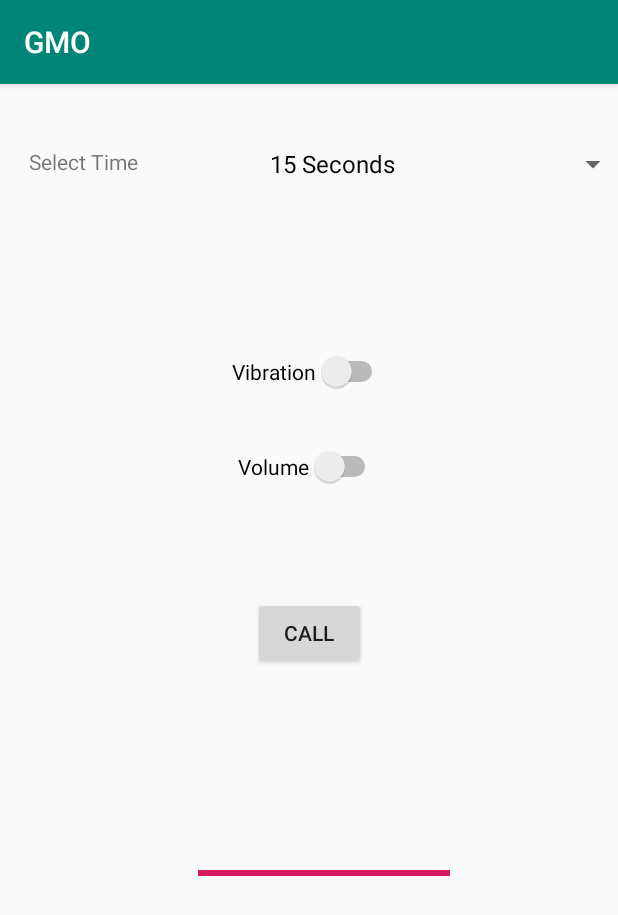
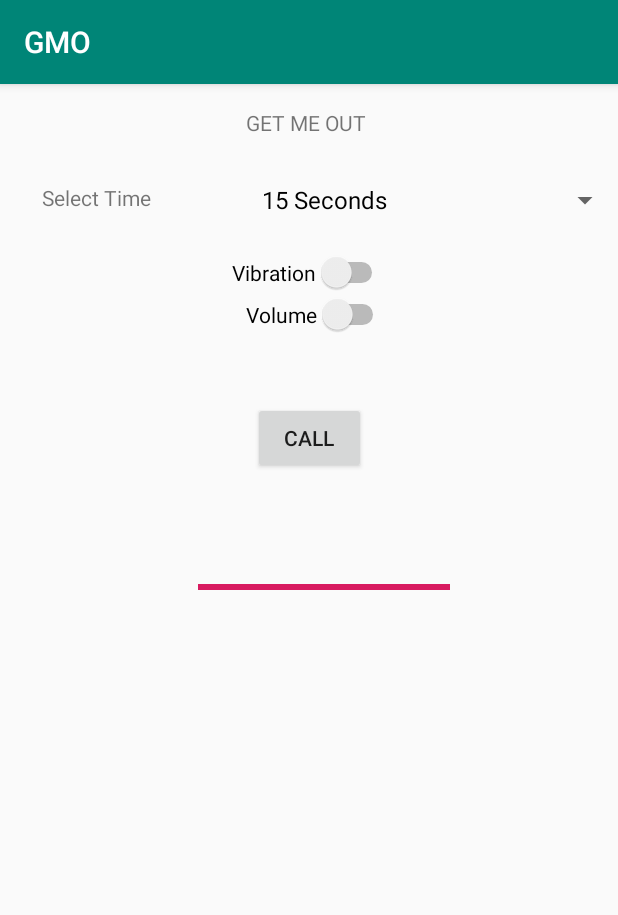
Before and after one commit to AHHHHHHHHHH/getmeout-, an Android app: the screen it shows after launch (MainActivity), on a phone screen of 412 x 824 dp. Shown: the top 915 px of the screen. Run offline under Robolectric (Android 15) with nearby library versions, the phone set to English and light mode, and no system bars; Roboto replaces fonts that are not available here.

Commit message:
added a title

```diff
--- a/app/src/main/res/layout/activity_main.xml
+++ b/app/src/main/res/layout/activity_main.xml
@@ -3,7 +3,7 @@
     xmlns:app="http://schemas.android.com/apk/res-auto"
     xmlns:tools="http://schemas.android.com/tools"
     android:layout_width="match_parent"
-    android:layout_height="match_parent"
+    android:layout_height="wrap_content"
     tools:context=".MainActivity">
 
     <Switch
@@ -22,7 +22,7 @@
         app:layout_constraintHorizontal_bias="0.502"
         app:layout_constraintStart_toStartOf="parent"
         app:layout_constraintTop_toTopOf="parent"
-        app:layout_constraintVertical_bias="0.235" />
+        app:layout_constraintVertical_bias="0.303" />
 
     <Button
         android:id="@+id/button"
@@ -36,9 +36,10 @@
         android:text="CALL"
         app:layout_constraintBottom_toTopOf="@+id/progressBar"
         app:layout_constraintEnd_toEndOf="parent"
+        app:layout_constraintHorizontal_bias="0.501"
         app:layout_constraintStart_toStartOf="parent"
         app:layout_constraintTop_toBottomOf="@+id/textView4"
-        app:layout_constraintVertical_bias="0.76" />
+        app:layout_constraintVertical_bias="0.828" />
 
     <ProgressBar
         android:id="@+id/progressBar"
@@ -66,10 +67,10 @@
         android:text="Select Time"
         app:layout_constraintBottom_toTopOf="@+id/progressBar"
         app:layout_constraintEnd_toStartOf="@+id/spinner"
-        app:layout_constraintHorizontal_bias="0.133"
+        app:layout_constraintHorizontal_bias="0.25"
         app:layout_constraintStart_toStartOf="parent"
         app:layout_constraintTop_toTopOf="parent"
-        app:layout_constraintVertical_bias="0.024" />
+        app:layout_constraintVertical_bias="0.148" />
 
     <Spinner
         android:id="@+id/spinner"
@@ -81,10 +82,10 @@
         android:layout_marginBottom="8dp"
         app:layout_constraintBottom_toTopOf="@+id/progressBar"
         app:layout_constraintEnd_toEndOf="parent"
-        app:layout_constraintHorizontal_bias="0.666"
+        app:layout_constraintHorizontal_bias="0.785"
         app:layout_constraintStart_toStartOf="@+id/button"
         app:layout_constraintTop_toTopOf="parent"
-        app:layout_constraintVertical_bias="0.0" />
+        app:layout_constraintVertical_bias="0.125" />
 
     <Switch
         android:id="@+id/VolumeSwitch"
@@ -99,9 +100,27 @@
         android:text="Volume"
         app:layout_constraintBottom_toBottomOf="parent"
         app:layout_constraintEnd_toEndOf="parent"
-        app:layout_constraintHorizontal_bias="0.502"
+        app:layout_constraintHorizontal_bias="0.519"
         app:layout_constraintStart_toStartOf="parent"
         app:layout_constraintTop_toTopOf="parent"
-        app:layout_constraintVertical_bias="0.314" />
+        app:layout_constraintVertical_bias="0.369" />
+
+    <TextView
+        android:id="@+id/textView5"
+        android:layout_width="wrap_content"
+        android:layout_height="19dp"
+        android:layout_marginStart="8dp"
+        android:layout_marginLeft="8dp"
+        android:layout_marginTop="8dp"
+        android:layout_marginEnd="8dp"
+        android:layout_marginRight="8dp"
+        android:layout_marginBottom="8dp"
+        android:text="GET ME OUT"
+        app:layout_constraintBottom_toBottomOf="parent"
+        app:layout_constraintEnd_toEndOf="parent"
+        app:layout_constraintHorizontal_bias="0.494"
+        app:layout_constraintStart_toStartOf="parent"
+        app:layout_constraintTop_toTopOf="parent"
+        app:layout_constraintVertical_bias="0.022" />
 
 </android.support.constraint.ConstraintLayout>
```
